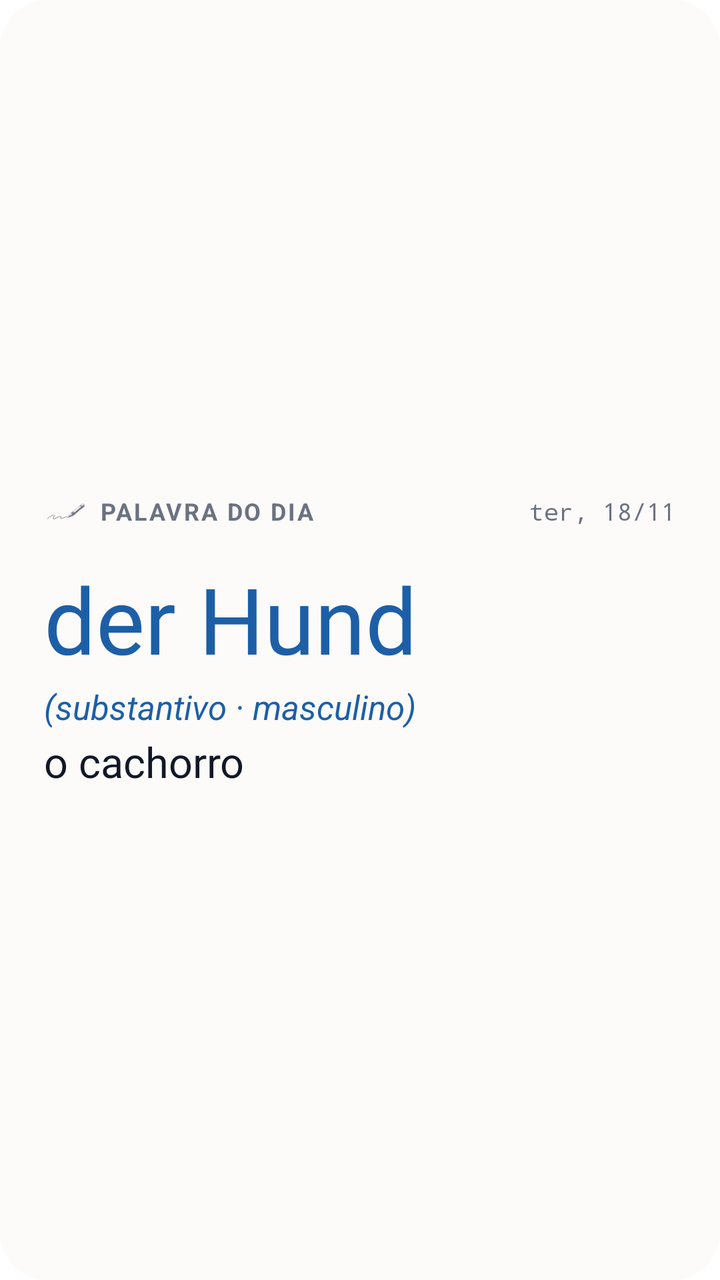
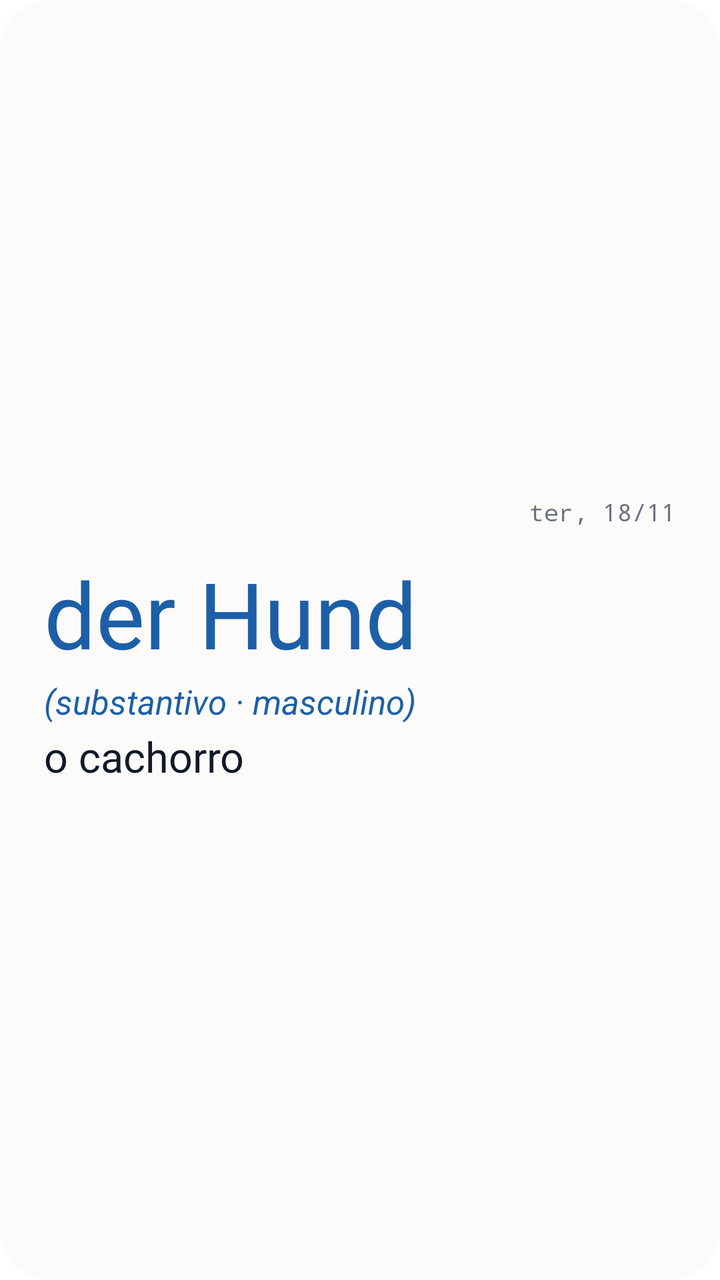

The first picture is an Android layout as it rendered before a commit; the second is the same layout after the commit. The layout source and the unified diff follow.
<!-- AndroidManifest.xml: fallback theme Theme.MaterialComponents.DayNight.NoActionBar -->
<!-- res/layout/daily_word_widget_large.xml -->
<?xml version="1.0" encoding="utf-8"?>
<LinearLayout xmlns:android="http://schemas.android.com/apk/res/android"
    android:id="@+id/root"
    android:layout_width="match_parent"
    android:layout_height="match_parent"
    android:background="@drawable/widget_background"
    android:gravity="center_vertical"
    android:orientation="vertical"
    android:padding="22dp">

    <LinearLayout
        android:layout_width="match_parent"
        android:layout_height="wrap_content"
        android:gravity="center_vertical"
        android:orientation="horizontal">

        <ImageView
            android:layout_width="wrap_content"
            android:layout_height="22dp"
            android:adjustViewBounds="true"
            android:contentDescription="@null"
            android:src="@drawable/ic_notification"
            android:tint="@color/widget_subtle" />

        <TextView
            android:layout_width="0dp"
            android:layout_height="wrap_content"
            android:layout_marginStart="6dp"
            android:layout_weight="1"
            android:letterSpacing="0.08"
            android:maxLines="1"
            android:text="@string/widget_title"
            android:textColor="@color/widget_subtle"
            android:textSize="12sp"
            android:textStyle="bold" />

        <TextView
            android:id="@+id/date"
            android:layout_width="wrap_content"
            android:layout_height="wrap_content"
            android:fontFamily="monospace"
            android:maxLines="1"
            android:text="ter, 18/11"
            android:textColor="@color/widget_subtle"
            android:textSize="12sp" />
    </LinearLayout>

    <TextView
        android:id="@+id/word"
        android:layout_width="match_parent"
        android:layout_height="wrap_content"
        android:layout_marginTop="12dp"
        android:ellipsize="end"
        android:fontFamily="@font/newsreader_display_bold"
        android:maxLines="1"
        android:text="der Hund"
        android:textColor="#1D5FA7"
        android:textSize="46sp" />

    <TextView
        android:id="@+id/category"
        android:layout_width="match_parent"
        android:layout_height="wrap_content"
        android:layout_marginTop="2dp"
        android:ellipsize="end"
        android:maxLines="1"
        android:text="(substantivo · masculino)"
        android:textColor="#1D5FA7"
        android:textSize="17sp"
        android:textStyle="italic" />

    <TextView
        android:id="@+id/meaning"
        android:layout_width="match_parent"
        android:layout_height="wrap_content"
        android:layout_marginTop="2dp"
        android:ellipsize="end"
        android:maxLines="3"
        android:text="o cachorro"
        android:textColor="@color/widget_text"
        android:textSize="21sp" />
</LinearLayout>
<!-- resources referenced by this layout -->
<resources>
  <color name="widget_subtle">#6B7280</color>
  <color name="widget_text">#111827</color>
  <!-- drawable ic_notification: png bitmap (drawable-hdpi, 529 bytes) -->
  <!-- drawable widget_background (drawable) -->
  <?xml version="1.0" encoding="utf-8"?>
  <shape xmlns:android="http://schemas.android.com/apk/res/android" android:shape="rectangle">
      <solid android:color="@color/widget_background" />
      <corners android:radius="24dp" />
  </shape>
  <string name="widget_title">PALAVRA DO DIA</string>
  <color name="widget_background">#FCFBF9</color>
</resources>

<!-- the commit's change to res/layout/daily_word_widget_large.xml (unified diff, before → after) -->
@@ -14,29 +14,10 @@
         android:gravity="center_vertical"
         android:orientation="horizontal">
 
-        <ImageView
-            android:layout_width="wrap_content"
-            android:layout_height="22dp"
-            android:adjustViewBounds="true"
-            android:contentDescription="@null"
-            android:src="@drawable/ic_notification"
-            android:tint="@color/widget_subtle" />
-
-        <TextView
-            android:layout_width="0dp"
-            android:layout_height="wrap_content"
-            android:layout_marginStart="6dp"
-            android:layout_weight="1"
-            android:letterSpacing="0.08"
-            android:maxLines="1"
-            android:text="@string/widget_title"
-            android:textColor="@color/widget_subtle"
-            android:textSize="12sp"
-            android:textStyle="bold" />
-
         <TextView
             android:id="@+id/date"
-            android:layout_width="wrap_content"
+            android:layout_width="match_parent"
+            android:gravity="end"
             android:layout_height="wrap_content"
             android:fontFamily="monospace"
             android:maxLines="1"
<!-- resource entries referenced after the edit -->
@@ -2,14 +2,12 @@
 <resources>
   <color name="widget_subtle">#6B7280</color>
   <color name="widget_text">#111827</color>
-  <!-- drawable ic_notification: png bitmap (drawable-hdpi, 529 bytes) -->
   <!-- drawable widget_background (drawable) -->
   <?xml version="1.0" encoding="utf-8"?>
   <shape xmlns:android="http://schemas.android.com/apk/res/android" android:shape="rectangle">
       <solid android:color="@color/widget_background" />
       <corners android:radius="24dp" />
   </shape>
-  <string name="widget_title">PALAVRA DO DIA</string>
   <color name="widget_background">#FCFBF9</color>
 </resources>
 
